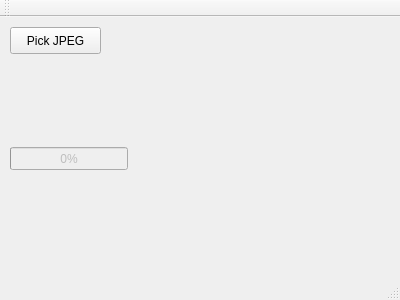
Old version of the form mainwindow.ui in the repository mcmenaminadrian/ChessNet.
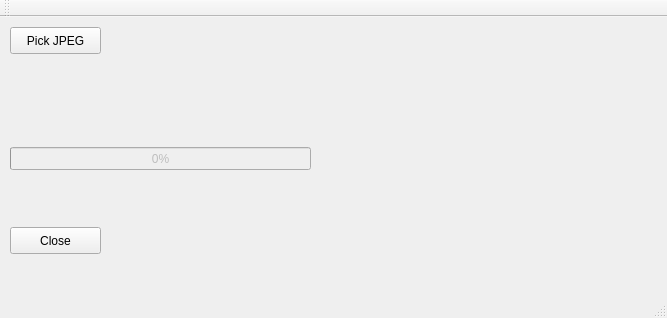
New version of the form.

The edit to the form file:
```diff
--- a/mainwindow.ui
+++ b/mainwindow.ui
@@ -6,8 +6,8 @@
    <rect>
     <x>0</x>
     <y>0</y>
-    <width>400</width>
-    <height>300</height>
+    <width>667</width>
+    <height>318</height>
    </rect>
   </property>
   <property name="windowTitle">
@@ -22,7 +22,7 @@
      <rect>
       <x>10</x>
       <y>130</y>
-      <width>118</width>
+      <width>301</width>
       <height>23</height>
      </rect>
     </property>
@@ -48,7 +48,7 @@
      <rect>
       <x>10</x>
       <y>50</y>
-      <width>381</width>
+      <width>591</width>
       <height>16</height>
      </rect>
     </property>
@@ -56,6 +56,19 @@
      <string/>
     </property>
    </widget>
+   <widget class="QPushButton" name="pushButton">
+    <property name="geometry">
+     <rect>
+      <x>10</x>
+      <y>210</y>
+      <width>91</width>
+      <height>27</height>
+     </rect>
+    </property>
+    <property name="text">
+     <string>Close</string>
+    </property>
+   </widget>
   </widget>
   <widget class="QMenuBar" name="menuBar">
    <property name="geometry">
```
Left out of the diff: 2 changed lines with no effect on the pictures.
